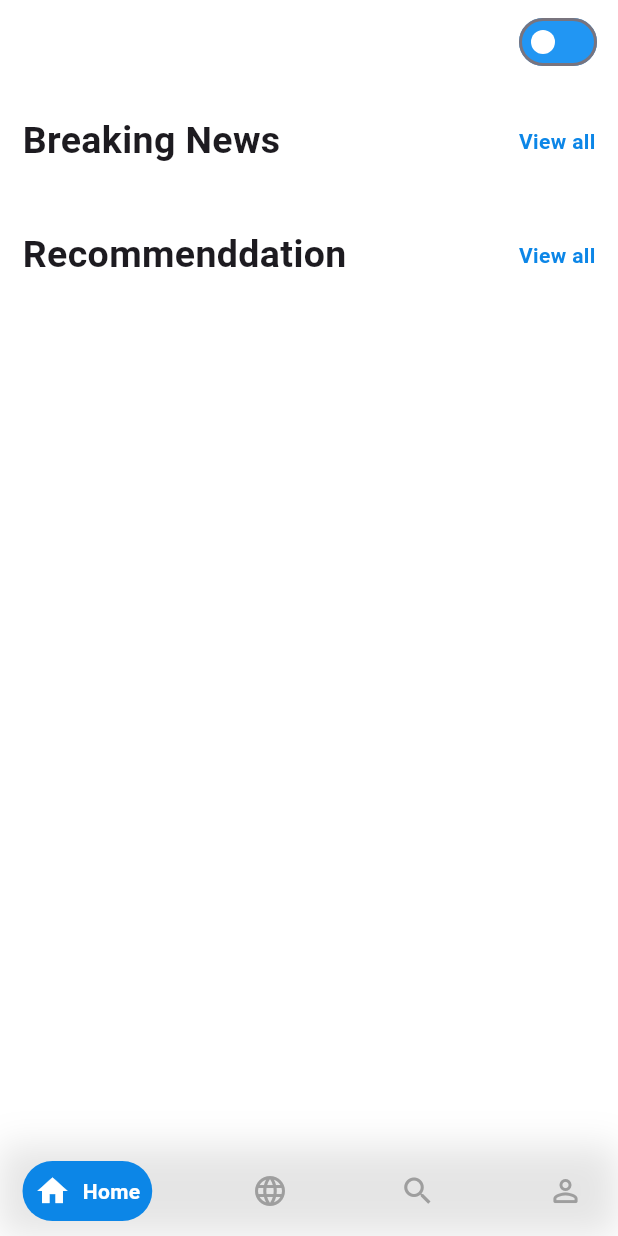
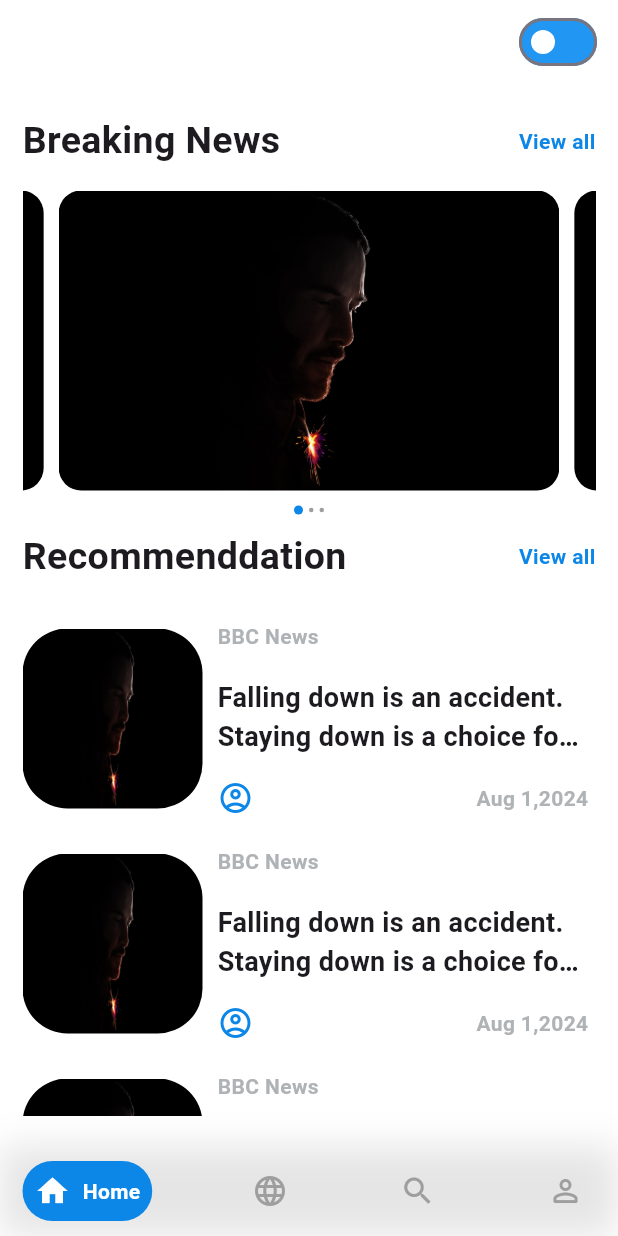
Before and after one commit to mohamed-elsankary/News_app, a Flutter app: the screen it shows after launch, on a phone screen of 412 x 824 dp. Run offline on Flutter 3.47's test engine with Material 3 defaults, Android fonts, the light colour scheme and no system bars; drawn by our look-alikes of carousel_slider, google_nav_bar; our stand-ins replace flutter_bloc, font_awesome_flutter, go_router, shared_preferences.

Commit message:
add package CarouselSlider and i use the package all done

```diff
--- a/lib/features/home/presentation/tabs/views/home_tebs.dart
+++ b/lib/features/home/presentation/tabs/views/home_tebs.dart
@@ -1,8 +1,18 @@
+import 'package:carousel_slider/carousel_slider.dart';
 import 'package:flutter/material.dart';
+import 'package:news_app/features/home/presentation/tabs/widgets/card_news.dart';
+import 'package:news_app/features/home/presentation/tabs/widgets/carousel_slider_widget.dart';
 
-class HomeTebs extends StatelessWidget {
+class HomeTebs extends StatefulWidget {
   const HomeTebs({super.key});
 
+  @override
+  State<HomeTebs> createState() => _HomeTebsState();
+}
+
+int carouselSliderIndix = 0;
+
+class _HomeTebsState extends State<HomeTebs> {
   @override
   Widget build(BuildContext context) {
     final theme = Theme.of(context);
@@ -26,10 +36,41 @@ class HomeTebs extends StatelessWidget {
             ],
           ),
           const SizedBox(
-            height: 20,
+            height: 15,
           ),
-          const SizedBox(
-            height: 20,
+          CarouselSlider(
+            options: CarouselOptions(
+              autoPlay: true,
+              viewportFraction: 0.90,
+              autoPlayInterval: const Duration(seconds: 10),
+              height: 200,
+              onPageChanged: (index, reason) {
+                setState(() {
+                  carouselSliderIndix = index;
+                });
+              },
+            ),
+            items: const [
+              CarouselSliderWidget(),
+            ],
+          ),
+          Row(
+            mainAxisAlignment: MainAxisAlignment.center,
+            children: [
+              for (int i = 0; i < 3; i++)
+                Container(
+                  margin:
+                      const EdgeInsets.symmetric(horizontal: 2, vertical: 10),
+                  height: 6,
+                  width: i == carouselSliderIndix ? 6 : 3,
+                  decoration: BoxDecoration(
+                    shape: BoxShape.circle,
+                    color: i == carouselSliderIndix
+                        ? theme.primaryColor
+                        : Colors.grey,
+                  ),
+                ),
+            ],
           ),
           Row(
             mainAxisAlignment: MainAxisAlignment.spaceBetween,
@@ -45,6 +86,22 @@ class HomeTebs extends StatelessWidget {
               ),
             ],
           ),
+          const SizedBox(
+            height: 25,
+          ),
+          Expanded(
+            child: ListView.builder(
+              physics: const BouncingScrollPhysics(),
+              scrollDirection: Axis.vertical,
+              itemCount: 10,
+              itemBuilder: (context, index) {
+                return const Padding(
+                  padding: EdgeInsets.only(bottom: 20),
+                  child: CardNews(),
+                );
+              },
+            ),
+          ),
         ],
       ),
     );
--- a/lib/features/home/presentation/tabs/widgets/card_news.dart
+++ b/lib/features/home/presentation/tabs/widgets/card_news.dart
@@ -17,8 +17,8 @@ class CardNews extends StatelessWidget {
             decoration: BoxDecoration(
               borderRadius: BorderRadius.circular(30),
               image: const DecorationImage(
-                image: AssetImage('assets/images/logo.jpg'),
-              ),
+                  image: AssetImage('assets/images/joun wick.jpg'),
+                  fit: BoxFit.fill),
             ),
           ),
           const SizedBox(
--- /dev/null
+++ b/lib/features/home/presentation/tabs/widgets/carousel_slider_widget.dart
@@ -0,0 +1,26 @@
+import 'package:flutter/material.dart';
+
+class CarouselSliderWidget extends StatelessWidget {
+  const CarouselSliderWidget({
+    super.key,
+  });
+
+  @override
+  Widget build(BuildContext context) {
+    return Builder(
+      builder: (BuildContext context) {
+        return Container(
+          width: MediaQuery.of(context).size.width,
+          margin: const EdgeInsets.symmetric(horizontal: 5),
+          child: ClipRRect(
+            borderRadius: BorderRadius.circular(15),
+            child: Image.asset(
+              ('assets/images/joun wick.jpg'),
+              fit: BoxFit.fill,
+            ),
+          ),
+        );
+      },
+    );
+  }
+}
```
Also changed, not shown: assets/images/joun wick.jpg (added).
